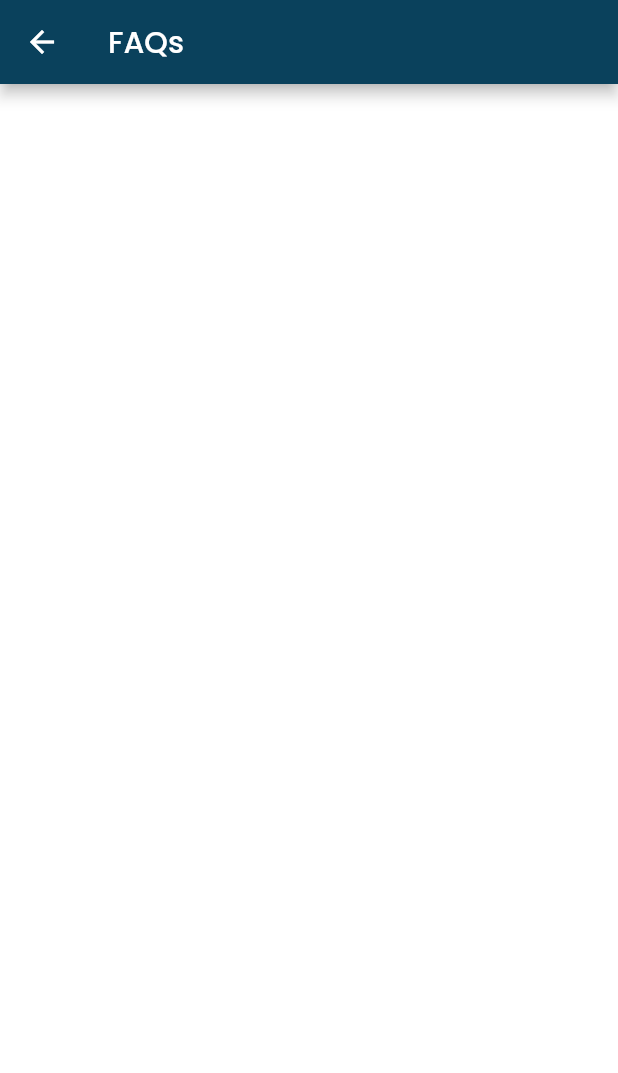
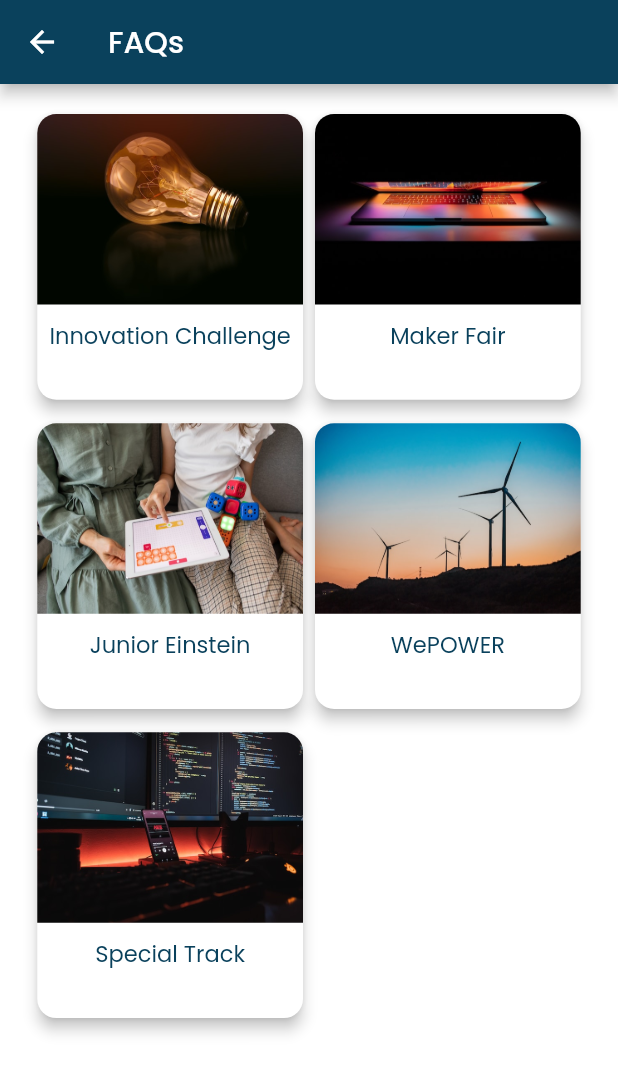
Before and after one commit to ahmadexe/YESIST12-iOS-App, a Flutter app: the FaqsScreen screen opened directly, on a phone screen of 412 x 824 dp. Shown: the top 1073 px of the screen. Run offline on Flutter 3.47's test engine with Material 2 defaults, Android fonts, the phone set to English and light mode, and no system bars; our stand-ins replace bloc, cached_network_image, cloud_firestore, firebase_core, flutter_bloc, flutter_form_builder and 4 more; accounts and stored records are empty; network calls fail; statements that could not run were skipped.

Commit message:
faq card added

```diff
--- a/lib/screens/faqs/data/data.dart
+++ b/lib/screens/faqs/data/data.dart
@@ -1,5 +1,5 @@
 class Data {
-  List<Map<String, dynamic>> faqTracks = [
+  static List<Map<String, dynamic>> faqTracks = [
     {
       'img': "assets/tracks/tracks1.jpg",
       'name': 'Innovation Challenge',
--- a/lib/screens/faqs/faqs_screen.dart
+++ b/lib/screens/faqs/faqs_screen.dart
@@ -1,4 +1,9 @@
 import 'package:flutter/material.dart';
+import 'package:yesist_ios_app/configs/app_dimensions.dart';
+import 'package:yesist_ios_app/configs/app_theme.dart';
+import 'package:yesist_ios_app/configs/app_typography.dart';
+import 'package:yesist_ios_app/configs/space.dart';
+import 'package:yesist_ios_app/screens/faqs/data/data.dart';
 
 part 'widgets/_faq_card.dart';
 
@@ -13,7 +18,19 @@ class FaqsScreen extends StatelessWidget {
       ),
       body: Padding(
         padding: const EdgeInsets.all(16.0),
-        child: Container()
+        child: Align(
+          alignment: Alignment.topCenter,
+          child: Wrap(
+            runSpacing: AppDimensions.normalize(3),
+            children: [
+              ...Data.faqTracks
+                  .map(
+                    (e) => _FaqCard(faqTrack: e),
+                  )
+                  .toList(),
+            ],
+          ),
+        ),
       ),
     );
   }
--- a/lib/screens/faqs/widgets/_faq_card.dart
+++ b/lib/screens/faqs/widgets/_faq_card.dart
@@ -1,10 +1,56 @@
 part of '../faqs_screen.dart';
 
 class _FaqCard extends StatelessWidget {
-  const _FaqCard();
+  final Map<String, dynamic> faqTrack;
+  const _FaqCard({required this.faqTrack});
 
   @override
   Widget build(BuildContext context) {
-    return Container();
+    return Card(
+      shape: RoundedRectangleBorder(
+        borderRadius: BorderRadius.circular(
+          AppDimensions.normalize(5),
+        ),
+      ),
+      elevation: 4,
+      child: Container(
+        height: AppDimensions.normalize(75),
+        width: MediaQuery.of(context).size.width * 0.43,
+        decoration: BoxDecoration(
+          borderRadius: BorderRadius.circular(
+            AppDimensions.normalize(5),
+          ),
+        ),
+        child: Column(
+          mainAxisAlignment: MainAxisAlignment.start,
+          crossAxisAlignment: CrossAxisAlignment.center,
+          children: [
+            ClipRRect(
+              borderRadius: BorderRadius.only(
+                topLeft: Radius.circular(
+                  AppDimensions.normalize(5),
+                ),
+                topRight: Radius.circular(
+                  AppDimensions.normalize(5),
+                ),
+              ),
+              child: Image.asset(
+                faqTrack['img'],
+                height: AppDimensions.normalize(50),
+                fit: BoxFit.fill,
+              ),
+            ),
+            Space.y!,
+            Text(
+              faqTrack['name'],
+              style: AppText.l1!.copyWith(
+                color: AppTheme.c!.primary,
+              ),
+              textAlign: TextAlign.center,
+            ),
+          ],
+        ),
+      ),
+    );
   }
 }
```
